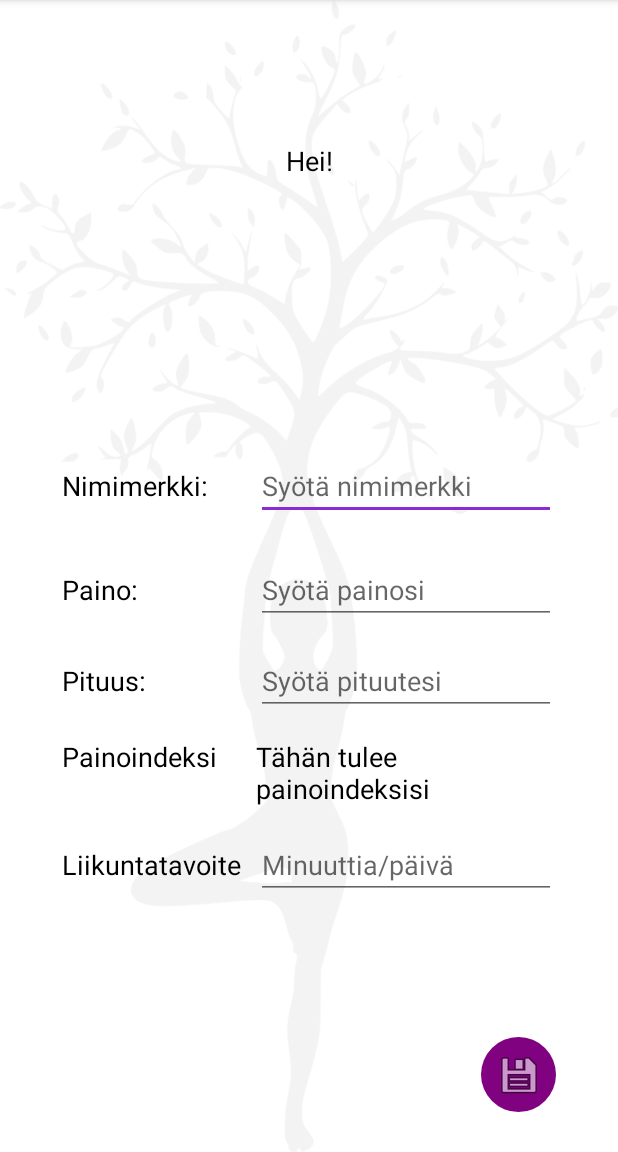
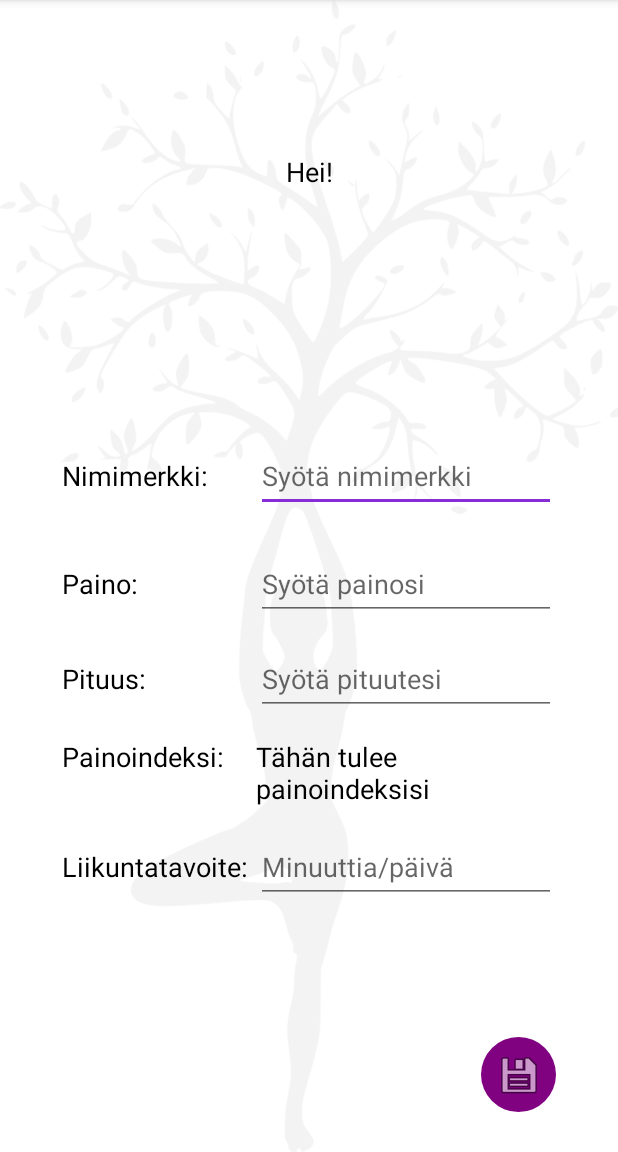
Before and after one commit to teamOliot/StayActiveTrainingApp, an Android app: the UserProfileActivity screen opened directly, with no data from a screen before it, on a phone screen of 412 x 824 dp, the part 84-1236 px from its top. Run offline under Robolectric (Android 15) with nearby library versions, the phone set to English and light mode, and no system bars.

Commit message:
added new styles and colors

```diff
--- a/app/src/main/res/drawable/list_gradient.xml
+++ /dev/null
@@ -1,5 +0,0 @@
-<?xml version="1.0" encoding="utf-8"?>
-<selector xmlns:android="http://schemas.android.com/apk/res/android">
-    <item android:state_pressed="true" android:drawable="@drawable/list_gradient_pressed" />
-    <item android:drawable="@drawable/list_gradient_normal" />
-</selector>
--- a/app/src/main/res/layout/activity_user_profile.xml
+++ b/app/src/main/res/layout/activity_user_profile.xml
@@ -8,19 +8,21 @@
     tools:context=".UserProfileActivity">
 
     <!--Here is text view for greeting -->
+    <!--Here are all text views related to user info -->
     <TextView
         android:id="@+id/tvUserGreeting"
+        style="@style/FontSizeUniform"
         android:layout_width="wrap_content"
         android:layout_height="wrap_content"
-        android:layout_marginTop="20dp"
+        android:layout_marginTop="25dp"
         android:layout_marginBottom="184dp"
         android:text="@string/tv_user_greeting"
-        style="@style/FontSizeUniform"
         app:layout_constraintBottom_toTopOf="@+id/editTextUserNameValue"
         app:layout_constraintEnd_toEndOf="parent"
         app:layout_constraintStart_toStartOf="parent"
-        app:layout_constraintTop_toTopOf="@+id/guidelineHorizontalTop" />
-    <!--Here are all text views related to user info -->
+        app:layout_constraintTop_toTopOf="@+id/guidelineHorizontalTop"
+        app:layout_constraintVertical_bias="0.0" />
+
     <TextView
         android:id="@+id/tvUserName"
         android:layout_width="wrap_content"
@@ -61,54 +63,54 @@
     <!--Autofillhints https://developer.android.com/guide/topics/text/autofill-optimize-->
     <EditText
         android:id="@+id/editTextUserNameValue"
+        style="@style/FontSizeUniform"
         android:layout_width="200sp"
-        android:layout_height="45sp"
+        android:layout_height="48dp"
         android:layout_marginBottom="24dp"
+        android:autofillHints="newUsername"
         android:hint="@string/edit_text_user_name_value"
         android:inputType="textPersonName"
-        style="@style/FontSizeUniform"
         app:layout_constraintBottom_toTopOf="@+id/editTextWeightValue"
-        app:layout_constraintEnd_toStartOf="@+id/guidelineVerticalRight"
-        android:autofillHints="newUsername" />
+        app:layout_constraintEnd_toStartOf="@+id/guidelineVerticalRight" />
 
     <EditText
         android:id="@+id/editTextWeightValue"
+        style="@style/FontSizeUniform"
         android:layout_width="200sp"
-        android:layout_height="45sp"
+        android:layout_height="48dp"
         android:layout_marginBottom="15dp"
         android:ems="10"
         android:hint="@string/edit_text_weight_value"
+        android:importantForAutofill="no"
         android:inputType="number"
-        style="@style/FontSizeUniform"
         app:layout_constraintBottom_toTopOf="@+id/editTextHeightValue"
-        app:layout_constraintEnd_toStartOf="@+id/guidelineVerticalRight"
-        android:importantForAutofill="no" />
+        app:layout_constraintEnd_toStartOf="@+id/guidelineVerticalRight" />
 
     <EditText
         android:id="@+id/editTextHeightValue"
+        style="@style/FontSizeUniform"
         android:layout_width="200sp"
-        android:layout_height="45sp"
+        android:layout_height="48dp"
         android:layout_marginBottom="15dp"
         android:hint="@string/edit_text_height_value"
+        android:importantForAutofill="no"
         android:inputType="number"
-        style="@style/FontSizeUniform"
         app:layout_constraintBottom_toTopOf="@+id/tvBMIvalue"
-        app:layout_constraintEnd_toStartOf="@+id/guidelineVerticalRight"
-        android:importantForAutofill="no" />
+        app:layout_constraintEnd_toStartOf="@+id/guidelineVerticalRight" />
 
     <EditText
         android:id="@+id/editTextExerciseGoalValue"
+        style="@style/FontSizeUniform"
         android:layout_width="200sp"
-        android:layout_height="45sp"
+        android:layout_height="48dp"
         android:layout_marginTop="15sp"
         android:hint="@string/edit_text_exercise_goal"
+        android:importantForAutofill="no"
         android:inputType="number"
-        style="@style/FontSizeUniform"
         app:layout_constraintBottom_toTopOf="@+id/guidelineHorizontalBottom"
         app:layout_constraintEnd_toStartOf="@+id/guidelineVerticalRight"
         app:layout_constraintTop_toTopOf="@+id/guidelineHorizontalCenter"
-        app:layout_constraintVertical_bias="0.012"
-        android:importantForAutofill="no" />
+        app:layout_constraintVertical_bias="0.012" />
     <!--Here are text views to show BMI-->
     <TextView
         android:id="@+id/tvBMIvalue"
--- a/app/src/main/res/layout/list_item_layout.xml
+++ b/app/src/main/res/layout/list_item_layout.xml
@@ -2,9 +2,10 @@
 
 <TextView
     android:layout_width="250sp"
-    android:layout_height="70sp"
+    android:layout_height="80sp"
     android:gravity="center"
-    style="@style/FontSizeUniform"
+    android:textSize="20sp"
+    android:textColor="@color/black"
     xmlns:android="http://schemas.android.com/apk/res/android"
     android:background="@drawable/list_gradient_normal"
     />
--- a/app/src/main/res/values/strings.xml
+++ b/app/src/main/res/values/strings.xml
@@ -13,9 +13,9 @@
     <string name="edit_text_weight_value">Syötä painosi</string>
     <string name="tv_height">Pituus:</string>
     <string name="edit_text_height_value">Syötä pituutesi</string>
-    <string name="tv_BMI">Painoindeksi</string>
+    <string name="tv_BMI">Painoindeksi:</string>
     <string name="tv_BMI_result">Tähän tulee painoindeksisi</string>
-    <string name="tv_exercise_goal">Liikuntatavoite</string>
+    <string name="tv_exercise_goal">Liikuntatavoite:</string>
     <string name="edit_text_exercise_goal">Minuuttia/päivä</string>
     <string name="image_button_save"></string>
 
```
Also changed, not shown: app/src/main/res/drawable/list_gradient_pressed.xml (deleted, +0 -8 lines).
